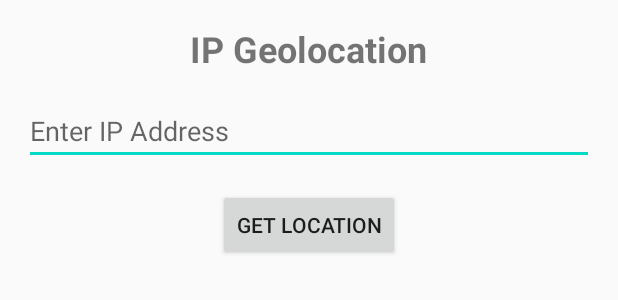
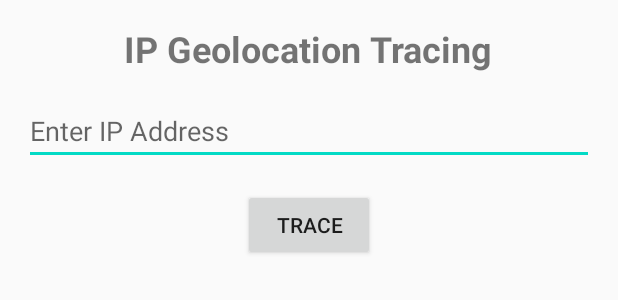
Before and after one commit to dhirajathreyas05/FC24-traceIP, an Android app: the layout activity_main.xml on its own in the app's theme, with its tools: preview values and no code run, on a phone screen of 412 x 824 dp. Shown: the top 300 px of the screen. Run offline under Robolectric (Android 15) with nearby library versions, the phone set to English and light mode, and no system bars.

Commit message:
Add files via upload

```diff
--- a/traceip/app/src/main/AndroidManifest.xml
+++ b/traceip/app/src/main/AndroidManifest.xml
@@ -1,6 +1,9 @@
 <?xml version="1.0" encoding="utf-8"?>
 <manifest xmlns:android="http://schemas.android.com/apk/res/android"
     package="com.example.traceip">
+    <uses-permission android:name="android.permission.INTERNET" />
+    <uses-permission android:name="android.permission.ACCESS_NETWORK_STATE" />
+
 
     <application
         android:allowBackup="true"
--- /dev/null
+++ b/traceip/app/src/main/java/com/example/traceip/TraceIPAsyncTask.java
@@ -0,0 +1,4 @@
+package com.example.traceip;
+
+public class TraceIPAsyncTask {
+}
--- a/traceip/app/src/main/res/layout/activity_main.xml
+++ b/traceip/app/src/main/res/layout/activity_main.xml
@@ -1,43 +1,41 @@
-<!-- activity_main.xml -->
-
+<?xml version="1.0" encoding="utf-8"?>
 <LinearLayout xmlns:android="http://schemas.android.com/apk/res/android"
     xmlns:tools="http://schemas.android.com/tools"
     android:layout_width="match_parent"
     android:layout_height="match_parent"
     android:orientation="vertical"
-    android:padding="16dp"
-    tools:context=".MainActivity">
+    android:padding="16dp">
 
     <TextView
-        android:id="@+id/textViewTitle"
         android:layout_width="wrap_content"
         android:layout_height="wrap_content"
-        android:text="IP Geolocation"
+        android:text="IP Geolocation Tracing"
         android:textSize="24sp"
         android:textStyle="bold"
         android:layout_gravity="center_horizontal"
-        android:layout_marginBottom="16dp"/>
+        android:layout_marginBottom="16dp" />
 
     <EditText
         android:id="@+id/editTextIpAddress"
         android:layout_width="match_parent"
         android:layout_height="wrap_content"
         android:hint="Enter IP Address"
-        android:inputType="text" />
+        android:inputType="text"
+        android:layout_marginBottom="16dp" />
 
     <Button
-        android:id="@+id/buttonGetLocation"
+        android:id="@+id/buttonTrace"
         android:layout_width="wrap_content"
         android:layout_height="wrap_content"
-        android:text="Get Location"
-        android:layout_gravity="center_horizontal"
-        android:layout_marginTop="16dp"/>
+        android:text="Trace"
+        android:layout_gravity="center_horizontal" />
 
     <TextView
-        android:id="@+id/textViewLocation"
+        android:id="@+id/textViewResult"
         android:layout_width="match_parent"
         android:layout_height="wrap_content"
         android:layout_marginTop="16dp"
-        android:textSize="18sp" />
+        android:textSize="16sp"
+        android:textStyle="bold" />
 
 </LinearLayout>
--- a/traceip/build.gradle
+++ b/traceip/build.gradle
@@ -6,6 +6,8 @@ buildscript {
     }
     dependencies {
         classpath "com.android.tools.build:gradle:7.0.4"
+        implementation 'org.json:json:20210307'
+
 
         // NOTE: Do not place your application dependencies here; they belong
         // in the individual module build.gradle files
```
Also changed, not shown: traceip/app/src/main/java/IPGeolocationTask.java (added, +76 -0 lines), traceip/app/src/main/java/com/example/traceip/MainActivity.java (+25 -1 lines).
